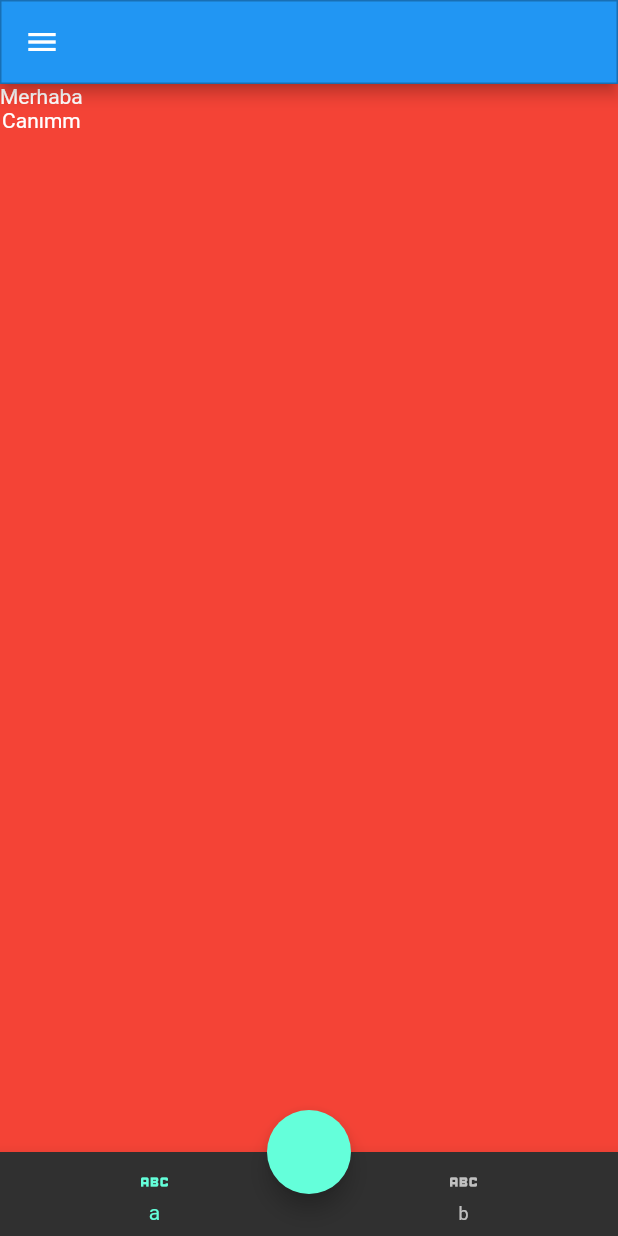
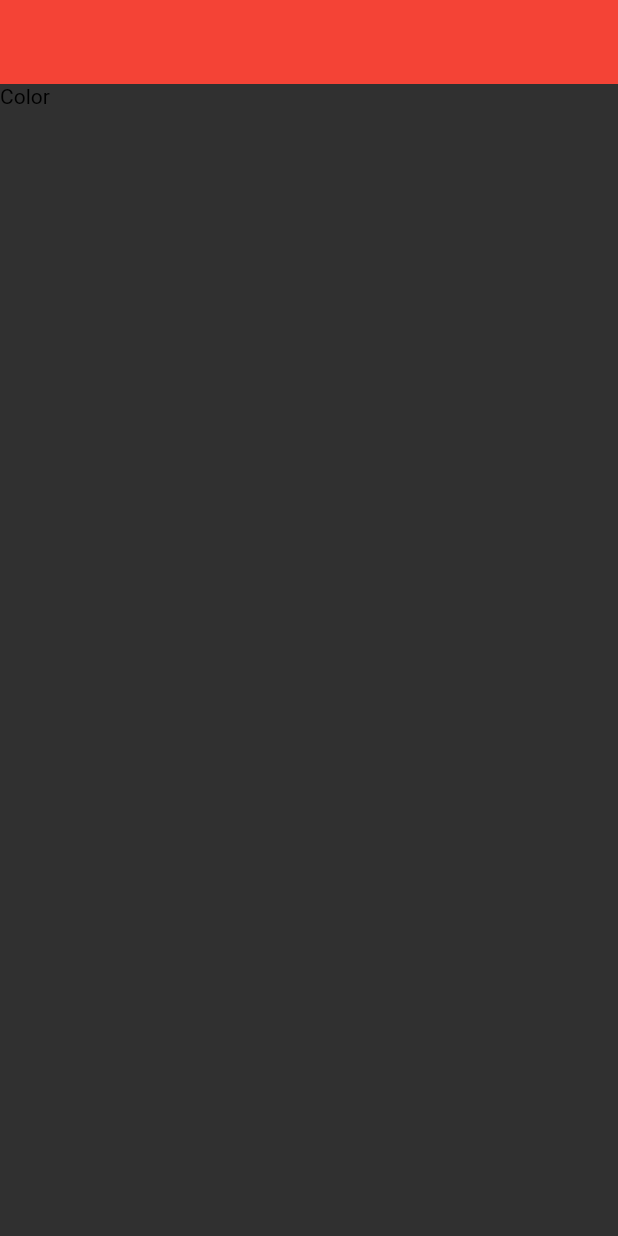
Before and after one commit to Saozcan/flutter-getX, a Flutter app: the screen it shows after launch, on a phone screen of 412 x 824 dp. Run offline on Flutter 3.47's test engine with Material 2 defaults, Android fonts, the phone set to English and light mode, and no system bars.

```diff
--- /dev/null
+++ b/lib/101/color_learn.dart
@@ -0,0 +1,28 @@
+import 'package:flutter/material.dart';
+
+import 'container_sized_box_learn.dart';
+
+class ColorLearn extends StatelessWidget {
+  const ColorLearn({Key? key}) : super(key: key);
+
+  @override
+  Widget build(BuildContext context) {
+    return Scaffold(
+      appBar: AppBar(),
+      body: Column(
+        children: [
+          Text("Color", style: TextStyle(
+            color: ColorItems().pusColor,
+          ),)
+        ],
+      ),
+    );
+  }
+}
+
+
+class ColorItems { //Asla class dışı kod yazılmaz
+  //ilerde oalcak still böyle ama farklı dosyalar için
+  //class içinde gezerek kod değiştirme yapılmaz.
+  final Color pusColor = Color(0xff000000);
+}
--- a/lib/main.dart
+++ b/lib/main.dart
@@ -1,6 +1,11 @@
 // main.dart
 import 'package:flutter/material.dart';
+import 'package:flutter/services.dart';
+import 'package:flutter_utils/101/app_bar_learn.dart';
+import 'package:flutter_utils/101/button_learn.dart';
+import 'package:flutter_utils/101/color_learn.dart';
 import 'package:flutter_utils/101/container_sized_box_learn.dart';
+import 'package:flutter_utils/101/icon_learn.dart';
 import 'package:flutter_utils/101/scaffold_learn.dart';
 
 import 'dart:async';
@@ -19,10 +24,23 @@ class MyApp extends StatelessWidget {
     return MaterialApp( //Çoğunlukla projelerde 1 tane olur
       title: "Welcome to Flutter", // Projenin başlangıç yeri, ana root
       debugShowCheckedModeBanner: false,
-      theme: ThemeData.dark(),
+      theme: ThemeData.dark().copyWith( //App barlara dağıtması copyWith sayesinde
+        appBarTheme:
+          AppBarTheme(
+            centerTitle: true,
+            systemOverlayStyle: SystemUiOverlayStyle.light,
+            backgroundColor: Colors.red,
+            elevation: 0,
+          ) // her appbar için ayrı ayrı yazmayı engelleyip
+        //global olarak style sağlar
+      ),
       // home: const TextLearn(),
       // home: ContainerSizedBoxLearn(),
-      home: ScaffoldLearnView(),
+      // home: ScaffoldLearnView(),
+      // home: ButtonLearn(),
+      // home: AppBarView(),
+      // home: IconLearn(),
+      home: ColorLearn(),
       );
   }
 }
```
Also changed, not shown: lib/101/app_bar_learn.dart (added, +37 -0 lines), lib/101/button_learn.dart (added, +68 -0 lines), lib/101/icon_learn.dart (added, +31 -0 lines).
